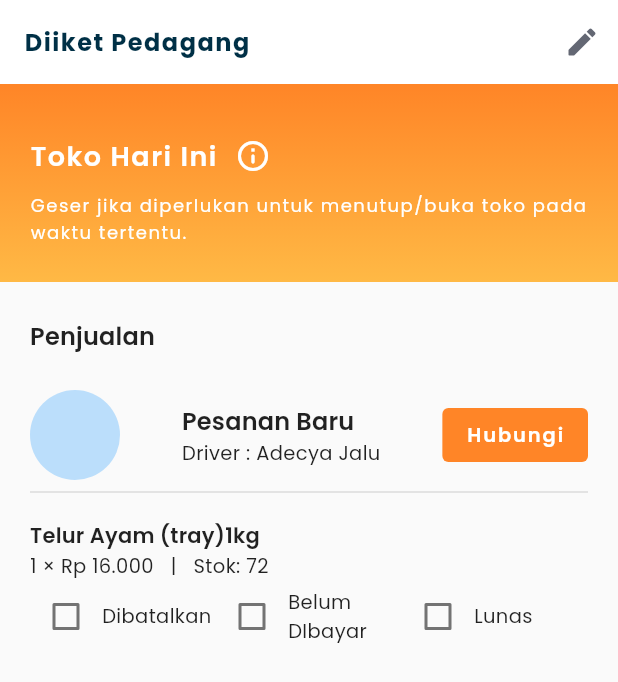
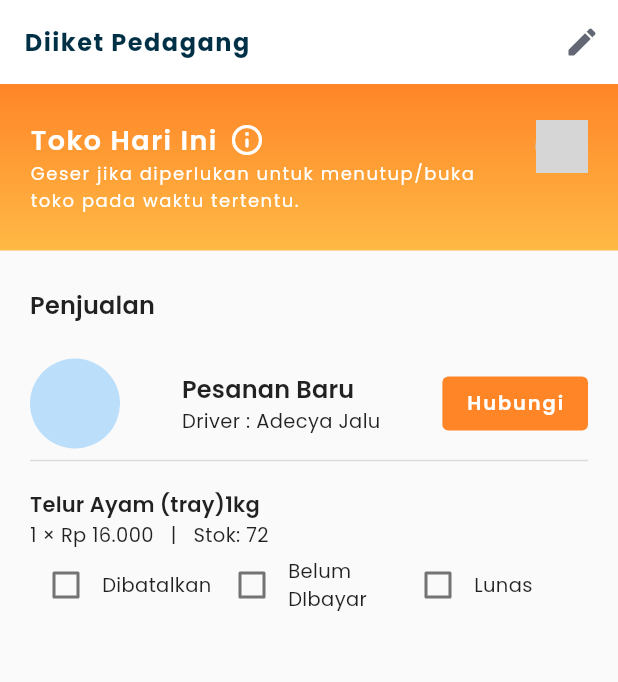
Before and after one commit to Innodev-K8/diiket-seller, a Flutter app: the screen it shows after launch, on a phone screen of 412 x 824 dp. Shown: the top 682 px of the screen. Run offline on Flutter 3.47's test engine with Material 2 defaults, Android fonts, the phone set to English and light mode, and no system bars; our stand-ins replace dio, firebase_analytics, firebase_auth, firebase_core, firebase_crashlytics, firebase_messaging and 5 more; missing offline and left inert: diiket_models; accounts and stored records are empty; network calls fail; grey boxes are pictures that could not be loaded.

Commit message:
Add photo to header

```diff
--- a/lib/ui/widgets/stall_information.dart
+++ b/lib/ui/widgets/stall_information.dart
@@ -17,6 +17,10 @@ class StallInformation extends StatelessWidget {
               Color(0xffFFB945),
             ]),
       ),
+      child: Row(
+        crossAxisAlignment: CrossAxisAlignment.start,
+        children: [
+          Expanded(
             child: Column(
               crossAxisAlignment: CrossAxisAlignment.start,
               children: [
@@ -27,12 +31,11 @@ class StallInformation extends StatelessWidget {
                       style: kTextTheme.headline3!
                           .copyWith(color: ColorPallete.backgroundColor),
                     ),
-              IconButton(
-                  onPressed: () {},
-                  icon: Icon(
+                    SizedBox(width: 8.0),
+                    Icon(
                       Icons.info_outline_rounded,
                       color: ColorPallete.backgroundColor,
-                  ))
+                    ),
                   ],
                 ),
                 Text(
@@ -41,6 +44,16 @@ class StallInformation extends StatelessWidget {
                 ),
               ],
             ),
+          ),
+          SizedBox(width: 20.0),
+          CircleAvatar(
+            radius: 35 / 2,
+            backgroundImage: NetworkImage(
+              'https://preview.keenthemes.com/metronic-v4/theme/assets/pages/media/profile/profile_user.jpg',
+            ),
+          ),
+        ],
+      ),
     );
   }
 }
```
Lines whose indentation alone changed are shown as unchanged.
